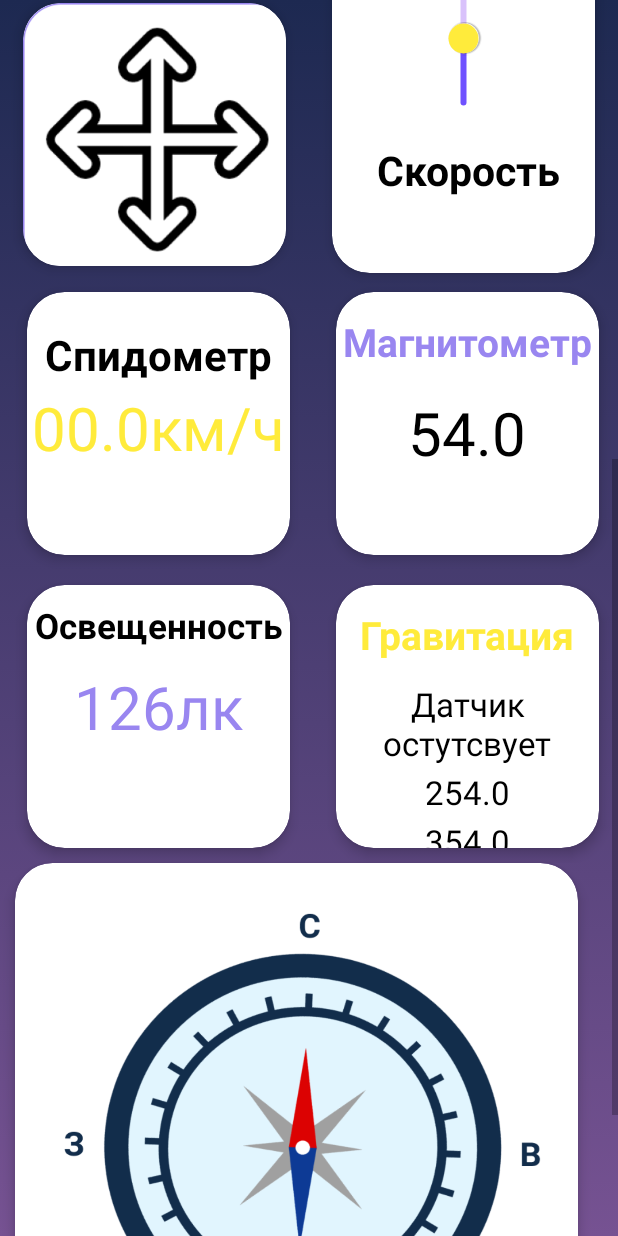
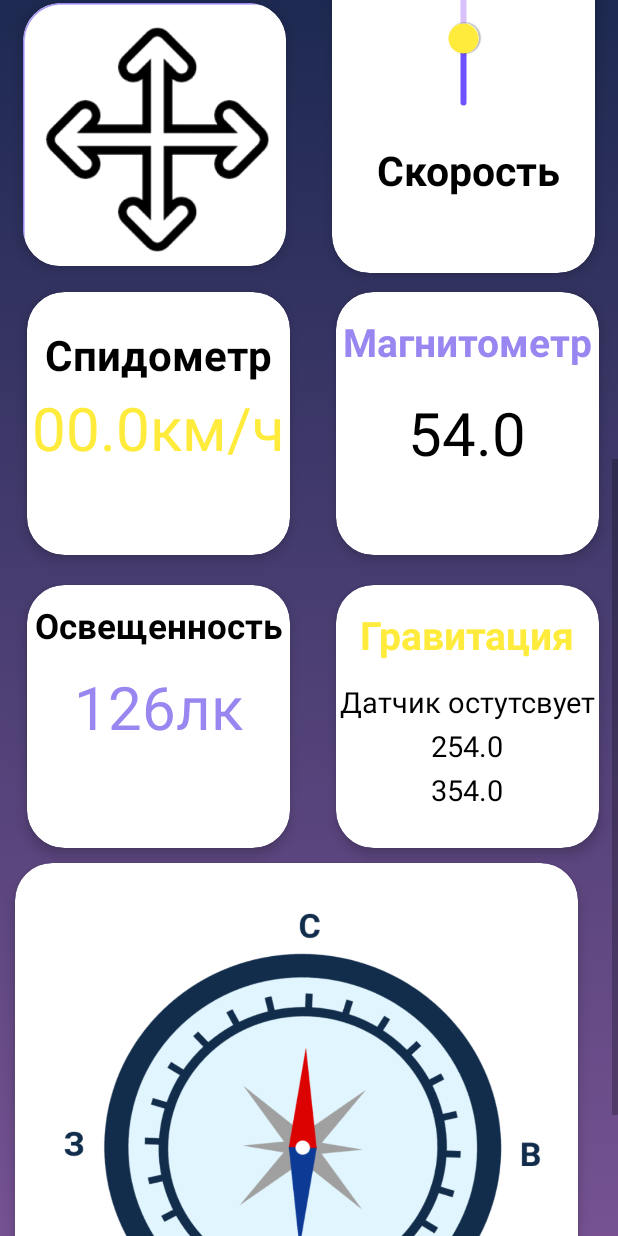
Before and after one commit to antnbaranov/final_BaranovAnton, an Android app: the Lunokhod screen opened directly, with no data from a screen before it, scrolled down 576 dp, on a phone screen of 412 x 824 dp. Run offline under Robolectric (Android 15) with nearby library versions, the phone set to English and light mode, and no system bars; Roboto replaces fonts that are not available here; 1 statement that could not run was skipped.

Commit message:
Final v1.0

```diff
--- a/app/src/main/java/harshbarash/github/astronaut/Lunokhod.java
+++ b/app/src/main/java/harshbarash/github/astronaut/Lunokhod.java
@@ -57,8 +57,12 @@ public class Lunokhod extends Activity implements LocationListener, SensorEventL
         private float azimuth = 0f;
         private float currectAzimuth = 0f;
 
+        private ImageView image;
+        private float currentDegree = 0f;
+        private SensorManager mSensorManager;
 
-        @SuppressLint("ObsoleteSdkInt")
+
+        @SuppressLint({"ObsoleteSdkInt", "CutPasteId"})
         protected void onCreate(Bundle savedInstanceState) {
                 super.onCreate(savedInstanceState);
                 setContentView(R.layout.lunokhod2);
@@ -79,6 +83,12 @@ public class Lunokhod extends Activity implements LocationListener, SensorEventL
                 zTextView = findViewById(R.id.gravityZ);
                 ImageView = (ImageView)findViewById(R.id.compass);
 
+                image = (ImageView) findViewById(R.id.compass);
+
+//                tvHeading  = (TextView)findViewById(R.id.tvHeading);
+
+
+                mSensorManager = (SensorManager) getSystemService(SENSOR_SERVICE);
 
                 sensorManager = (SensorManager) getSystemService(SENSOR_SERVICE);
 
@@ -109,6 +119,7 @@ public class Lunokhod extends Activity implements LocationListener, SensorEventL
                 maxValue = lightSensor.getMaximumRange();
 
                 lightEventListener = new SensorEventListener() {
+                        @SuppressLint("SetTextI18n")
                         @Override
                         public void onSensorChanged(SensorEvent event) {
                                 float value = event.values[0];
@@ -149,12 +160,11 @@ public class Lunokhod extends Activity implements LocationListener, SensorEventL
                 if(sensorManager.getDefaultSensor(Sensor.TYPE_GRAVITY)!=null);
                 sensorManager.registerListener(this, mGravity, SensorManager.SENSOR_DELAY_FASTEST);
 
-//        sensorManager.registerListener( this,
-//                sensorManager.getDefaultSensor(Sensor.TYPE_MAGNETIC_FIELD),
-//                SensorManager.SENSOR_DELAY_GAME);
-                sensorManager.registerListener(this, sensorManager.getDefaultSensor(Sensor.TYPE_ACCELEROMETER), SensorManager.SENSOR_DELAY_NORMAL);
+                mSensorManager.registerListener(this, mSensorManager.getDefaultSensor(Sensor.TYPE_ORIENTATION),
+                        SensorManager.SENSOR_DELAY_GAME);
         }
 
+        @SuppressLint("SetTextI18n")
         @Override
         public void onSensorChanged(SensorEvent event) {
                 if (event.sensor.getType() == Sensor.TYPE_MAGNETIC_FIELD) {
@@ -164,7 +174,6 @@ public class Lunokhod extends Activity implements LocationListener, SensorEventL
                         float magZ = event.values[2];
 
                         double magnitude = Math.sqrt((magX * magX) + (magY * magY) + (magZ * magZ));
-//            float magnitudeF = (float) magnitude;
 
                         magnit.setText(DECIMAL_FORMATTER.format(magnitude) + " \u00B5Тесла");
                 }
@@ -172,41 +181,25 @@ public class Lunokhod extends Activity implements LocationListener, SensorEventL
                 yTextView.setText(event.values[1]+ "М/c²");
                 zTextView.setText(event.values[2]+ "М/c²");
 
-                final float alpha = 0.97f;
-                synchronized (this) {
-                        if (event.sensor.getType() == Sensor.TYPE_ACCELEROMETER) {
-                                mmGravity[0] = alpha*mmGravity[0]+(1-alpha)*event.values[0];
-                                mmGravity[1] = alpha*mmGravity[1]+(1-alpha)*event.values[1];
-                                mmGravity[2] = alpha*mmGravity[2]+(1-alpha)*event.values[2];
+                float degree = Math.round(event.values[0]);
 
+//                tvHeading.setText((int) degree);
+
+                RotateAnimation ra = new RotateAnimation(
+                        currentDegree,
+                        -degree,
+                        Animation.RELATIVE_TO_SELF, 0.5f,
+                        Animation.RELATIVE_TO_SELF,
+                        0.5f);
+
+                ra.setDuration(210);
+
+                ra.setFillAfter(true);
+
+                image.startAnimation(ra);
+                currentDegree = -degree;
                         }
 
-                        if(event.sensor.getType() == Sensor.TYPE_MAGNETIC_FIELD){
-                                mGeomagnetic[0] = alpha*mGeomagnetic[0]+(1-alpha)*event.values[0];
-                                mGeomagnetic[1] = alpha*mGeomagnetic[1]+(1-alpha)*event.values[1];
-                                mGeomagnetic[2] = alpha*mGeomagnetic[2]+(1-alpha)*event.values[2];
-                        }
-
-                        float R[] = new float[9];
-                        float I[] = new float[9];
-                        boolean success = SensorManager.getRotationMatrix(R,I,mmGravity,mGeomagnetic);
-                        if (success) {
-                                float orientation[] = new float[3];
-                                SensorManager.getOrientation(R,orientation);
-                                azimuth = (float)Math.toDegrees(orientation[0]);
-                                azimuth = (azimuth + 360)% 360;
-
-                                Animation anim = new RotateAnimation(-currectAzimuth, -azimuth, Animation.RELATIVE_TO_SELF, 0.5f, Animation.RELATIVE_TO_SELF, -0.5f);
-                                currectAzimuth = azimuth;
-
-                                anim.setDuration(500);
-                                anim.setRepeatCount(0);
-                                anim.setFillAfter(true);
-
-                                ImageView.startAnimation(anim);
-                        }
-                }
-        }
 
         @Override
         public void onAccuracyChanged(Sensor sensor, int accuracy) {
@@ -221,6 +214,8 @@ public class Lunokhod extends Activity implements LocationListener, SensorEventL
                 if(sensorManager.getDefaultSensor(Sensor.TYPE_GRAVITY)!=null);
                 sensorManager.unregisterListener(this, mGravity);
                 sensorManager.unregisterListener(this);
+
+                mSensorManager.unregisterListener(this);
         }
 
 
@@ -258,6 +253,7 @@ public class Lunokhod extends Activity implements LocationListener, SensorEventL
 //        Toast.makeText(this, "Ожидаем подключение к GPS", Toast.LENGTH_SHORT).show();
         }
 
+        @SuppressLint("SetTextI18n")
         private void updateSpeed(CLocation location) {
                 float nCurrentSpeed = 0;
 
--- a/app/src/main/res/layout/lunokhod2.xml
+++ b/app/src/main/res/layout/lunokhod2.xml
@@ -57,7 +57,8 @@
                         android:id="@+id/specialbutton"
                         android:layout_width="match_parent"
                         android:layout_height="match_parent"
-                        android:background="@drawable/lunase2">
+                        android:background="@drawable/lunase2"
+                        tools:ignore="ContentDescription">
                     </ImageButton>
 
 <!--                    <pl.droidsonroids.gif.GifImageView-->
@@ -168,7 +169,8 @@
                         android:id="@+id/btn5"
                         android:layout_width="180dp"
                         android:layout_height="180dp"
-                        android:background="@drawable/move">
+                        android:background="@drawable/move"
+                        tools:ignore="ContentDescription">
 
                     </ImageButton>
                 </LinearLayout>
@@ -211,7 +213,7 @@
                         android:layout_marginTop="20dp"
                         android:fontFamily="@font/roboto_bold"
                         android:gravity="center"
-                        android:text="Спидометр"
+                        android:text="@string/speeddd"
                         android:textColor="@color/black"
                         android:textSize="28sp"
                         android:textStyle="bold" />
@@ -223,7 +225,7 @@
                         android:layout_height="wrap_content"
                         android:fontFamily="@font/roboto_bold"
                         android:gravity="center"
-                        android:text="30км/ч"
+                        android:text="@string/_30h"
                         android:textColor="#FFEB3B"
                         android:textSize="40sp" />
 
@@ -253,8 +255,7 @@
                         android:layout_marginTop="5dp"
                         android:fontFamily="@font/roboto_bold"
                         android:gravity="center"
-
-                        android:text='Магнитометр'
+                        android:text="@string/magnet"
                         android:textColor="#9986F0"
                         android:textSize="26sp"
                         android:textStyle="bold" />
@@ -266,7 +267,7 @@
                         android:layout_marginTop="5dp"
                         android:fontFamily="@font/roboto_bold"
                         android:gravity="center"
-                        android:text='54.0'
+                        android:text="@string/_54_0"
                         android:textColor="#000000"
                         android:textSize="40sp" />
 
@@ -299,7 +300,7 @@
                         android:fontFamily="@font/roboto_bold"
                         android:gravity="center"
 
-                        android:text='Освещенность'
+                        android:text="@string/light"
                         android:textColor="#000000"
                         android:textSize="23sp"
                         android:textStyle="bold" />
@@ -311,7 +312,7 @@
                         android:layout_marginTop="5dp"
                         android:fontFamily="@font/roboto_bold"
                         android:gravity="center"
-                        android:text='126лк'
+                        android:text="@string/_126"
                         android:textColor="#9986F0"
                         android:textSize="40sp" />
 
@@ -351,7 +352,7 @@
                         android:fontFamily="@font/roboto_bold"
                         android:gravity="center"
 
-                        android:text='Гравитация'
+                        android:text="@string/gravitation"
                         android:textColor="#FFEB3B"
                         android:textSize="26sp"
                         android:textStyle="bold" />
@@ -363,9 +364,9 @@
                         android:layout_marginTop="3dp"
                         android:fontFamily="@font/roboto_bold"
                         android:gravity="center"
-                        android:text='154.0'
+                        android:text="@string/_154_0"
                         android:textColor="#000000"
-                        android:textSize="22sp" />
+                        android:textSize="19sp" />
 
                     <TextView
                         android:id="@+id/gravityY"
@@ -374,9 +375,9 @@
                         android:layout_marginTop="3dp"
                         android:fontFamily="@font/roboto_bold"
                         android:gravity="center"
-                        android:text='254.0'
+                        android:text="@string/_254_0"
                         android:textColor="#000000"
-                        android:textSize="22sp" />
+                        android:textSize="19sp" />
 
                     <TextView
                         android:id="@+id/gravityZ"
@@ -385,9 +386,9 @@
                         android:layout_marginTop="3dp"
                         android:fontFamily="@font/roboto_bold"
                         android:gravity="center"
-                        android:text='354.0'
+                        android:text="@string/_354_0"
                         android:textColor="#000000"
-                        android:textSize="22sp" />
+                        android:textSize="19sp" />
 
 
                 </LinearLayout>
@@ -428,7 +429,9 @@
                     android:layout_gravity="center"
                     android:layout_height="wrap_content"
                     android:background="@drawable/nsew"
-                    android:gravity="center" />
+                    android:gravity="center"
+                    tools:ignore="ContentDescription" />
+
 
 
 
--- a/app/src/main/res/values/strings.xml
+++ b/app/src/main/res/values/strings.xml
@@ -16,5 +16,19 @@
     <string name="add">+ Добавить новый</string>
     <string name="temp">Температура</string>
     <string name="now">Температура</string>
+    <string name="russia">Russia</string>
+    <string name="_30">30мбар</string>
+    <string name="_30_">30</string>
+    <string name="barometr">Барометр</string>
+    <string name="gravitation">Гравитация</string>
+    <string name="_154_0">154.0</string>
+    <string name="_354_0">354.0</string>
+    <string name="_254_0">254.0</string>
+    <string name="light">Освещенность</string>
+    <string name="_126">126лк</string>
+    <string name="_30h">30км/ч</string>
+    <string name="magnet">Магнитометр</string>
+    <string name="_54_0">54.0</string>
+    <string name="speeddd">Спидометр</string>
 
 </resources>
```
Also changed, not shown: app/src/main/java/harshbarash/github/astronaut/Lunokhod2.java (+32 -36 lines), app/src/main/java/harshbarash/github/astronaut/MoonExpedition.java (+65 -4 lines), app/src/main/java/harshbarash/github/astronaut/Rover.java (+39 -42 lines), app/src/main/java/harshbarash/github/astronaut/Rover2.java (+33 -56 lines), app/src/main/res/layout/activity_mars_researches.xml (+9 -6 lines), app/src/main/res/layout/activity_moon_researches.xml (+9 -6 lines), app/src/main/res/layout/lunokhod1.xml (+17 -16 lines), app/src/main/res/layout/marsokhod1.xml (+22 -22 lines), app/src/main/res/layout/marsokhod2.xml (+18 -16 lines), app/src/main/res/drawable/bur.png (deleted), app/src/main/res/drawable/bur3.png (added), app/src/main/res/drawable/laba3.png (added).
